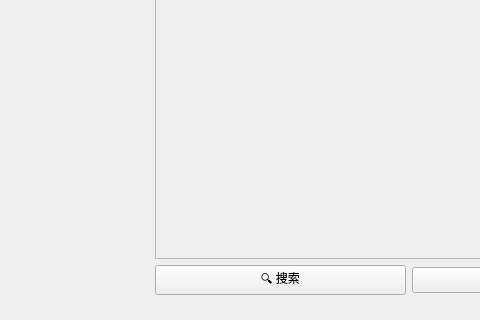
Qt form main_window.ui (cshuihui/pixivimagedownload) before a commit; both pictures show x 0 to 480 and y 430 to 750 of the 1200 by 750 pixel window.
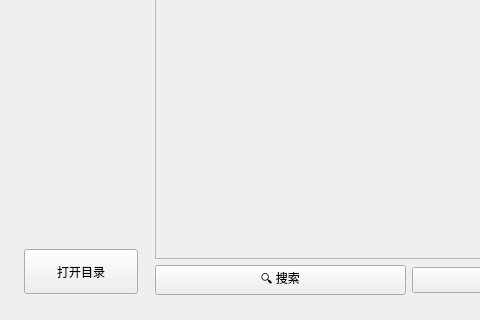
The same form after that commit.

Commit message: 新增下载目录按钮 去掉config在git的上传

```diff
--- a/main_window.ui
+++ b/main_window.ui
@@ -348,6 +348,28 @@
                </property>
               </spacer>
              </item>
+             <item>
+              <widget class="QPushButton" name="open_download_btn">
+               <property name="minimumSize">
+                <size>
+                 <width>0</width>
+                 <height>45</height>
+                </size>
+               </property>
+               <property name="maximumSize">
+                <size>
+                 <width>16777215</width>
+                 <height>45</height>
+                </size>
+               </property>
+               <property name="toolTip">
+                <string>在文件资源管理器中打开下载目录</string>
+               </property>
+               <property name="text">
+                <string>打开目录</string>
+               </property>
+              </widget>
+             </item>
             </layout>
            </widget>
           </item>
```
The commit also changes 5 other files.
